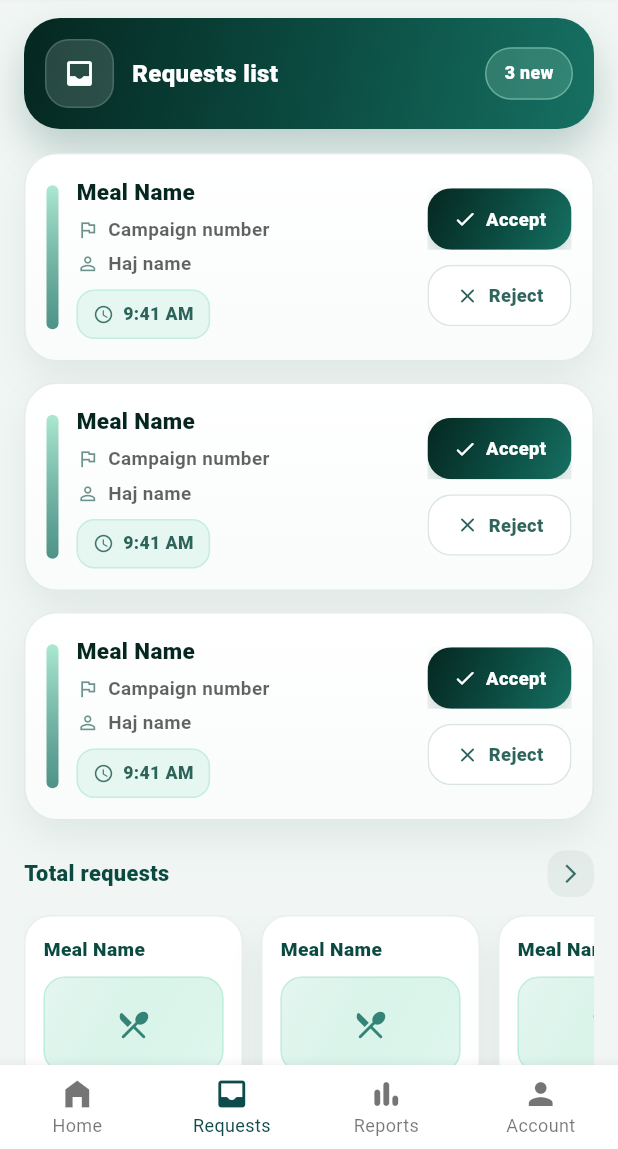
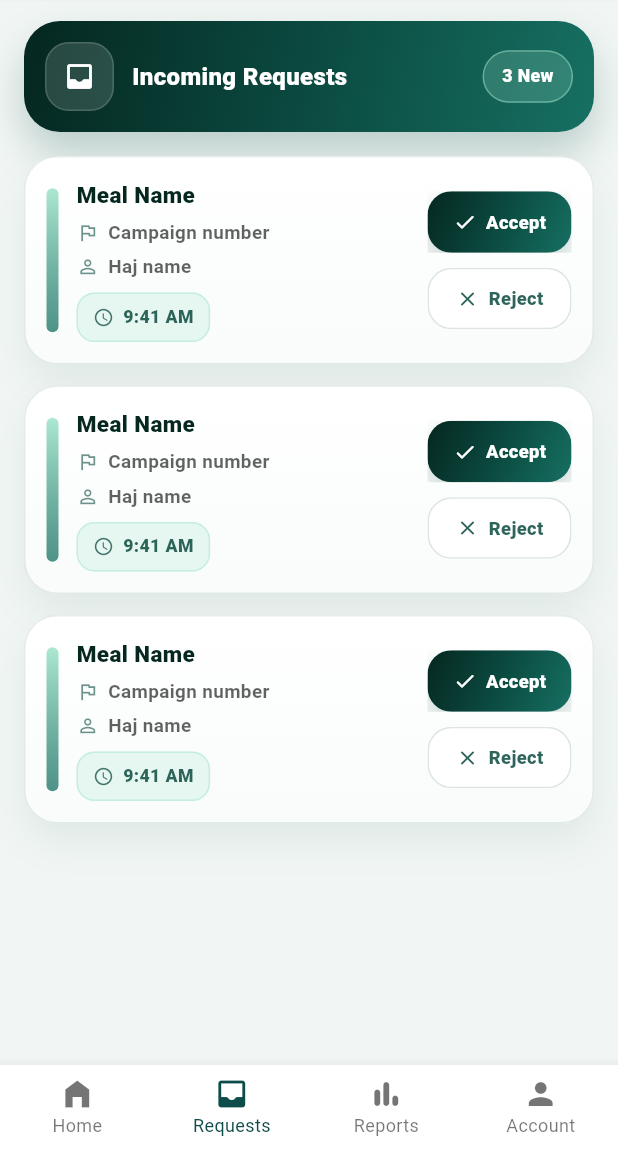
Before and after one commit to Raneem4792/Gradproject, a Flutter app: the IncomingMealRequestsPage screen opened directly, on a phone screen of 412 x 824 dp, the part 87-1236 px from its top. Run offline on Flutter 3.47's test engine with Material 3 defaults, Android fonts, the phone set to English and light mode, and no system bars; our stand-ins replace image_picker; accounts and stored records are empty.

Commit message:
incoming requests page updated

```diff
--- a/nu/lib/pages/incoming_meal_requests_page.dart
+++ b/nu/lib/pages/incoming_meal_requests_page.dart
@@ -3,8 +3,6 @@ import 'package:flutter/services.dart';
 import '../widgets/provider_bottom_nav.dart';
 import 'provider_home_screen.dart';
 import 'provider_dashboard_page.dart';
-import 'provider_notifications_page.dart';
-import 'provider_total_requests_page.dart';
 
 class IncomingMealRequestsPage extends StatefulWidget {
   static const String routeName = '/incoming-requests';
@@ -25,7 +23,6 @@ class _IncomingMealRequestsPageState extends State<IncomingMealRequestsPage> {
   static const Color primaryMid = Color(0xFF167062);
   static const Color mint = Color(0xFFA8E7CF);
   static const Color softMint = Color(0xFFE6F6F0);
-  static const Color gold = Color(0xFFF0E0C0);
 
   final List<_ReqModel> _requests = [
     _ReqModel(
@@ -47,13 +44,6 @@ class _IncomingMealRequestsPageState extends State<IncomingMealRequestsPage> {
       time: "9:41 AM",
     ),
   ];
-
-  void _openTotalRequestsPage() {
-    Navigator.push(
-      context,
-      MaterialPageRoute(builder: (_) => const ProviderTotalRequestsPage()),
-    );
-  }
 
   void _handleBack() {
     if (Navigator.canPop(context)) {
@@ -86,6 +76,18 @@ class _IncomingMealRequestsPageState extends State<IncomingMealRequestsPage> {
     }
   }
 
+  void _acceptRequest(int index) {
+    ScaffoldMessenger.of(
+      context,
+    ).showSnackBar(const SnackBar(content: Text('Request accepted')));
+  }
+
+  void _rejectRequest(int index) {
+    ScaffoldMessenger.of(
+      context,
+    ).showSnackBar(const SnackBar(content: Text('Request rejected')));
+  }
+
   @override
   Widget build(BuildContext context) {
     return Scaffold(
@@ -94,52 +96,29 @@ class _IncomingMealRequestsPageState extends State<IncomingMealRequestsPage> {
       body: SafeArea(
         top: false,
         child: SingleChildScrollView(
-          padding: const EdgeInsets.fromLTRB(16, 12, 16, 22),
+          padding: const EdgeInsets.fromLTRB(16, 14, 16, 22),
           child: Column(
             crossAxisAlignment: CrossAxisAlignment.start,
             children: [
               _RequestsHeaderCard(
-                title: "Requests list",
-                badgeText: "${_requests.length} new",
+                title: "Incoming Requests",
+                badgeText: "${_requests.length} New",
               ),
               const SizedBox(height: 16),
-              ListView.separated(
-                itemCount: _requests.length,
-                shrinkWrap: true,
-                physics: const NeverScrollableScrollPhysics(),
-                separatorBuilder: (_, __) => const SizedBox(height: 14),
-                itemBuilder: (context, i) {
-                  final r = _requests[i];
-                  return _IncomingRequestCardGreen(
-                    mealName: r.mealName,
-                    campaignNo: r.campaignNo,
-                    hajName: r.hajName,
-                    time: r.time,
-                    onAccept: () => HapticFeedback.selectionClick(),
-                    onReject: () => HapticFeedback.selectionClick(),
-                  );
-                },
-              ),
-              const SizedBox(height: 20),
-              _SectionHeaderRow(
-                title: "Total requests",
-                onTapArrow: _openTotalRequestsPage,
-              ),
-              const SizedBox(height: 12),
-              SizedBox(
-                height: 156,
-                child: ListView.separated(
-                  scrollDirection: Axis.horizontal,
-                  itemCount: 3,
-                  separatorBuilder: (_, __) => const SizedBox(width: 12),
-                  itemBuilder: (context, index) {
-                    return const _TotalRequestBoxGreen(
-                      mealName: "Meal Name",
-                      pieces: "NO of requests",
-                    );
-                  },
-                ),
-              ),
+              ...List.generate(_requests.length, (index) {
+                final req = _requests[index];
+                return Padding(
+                  padding: const EdgeInsets.only(bottom: 14),
+                  child: _IncomingRequestCardGreen(
+                    mealName: req.mealName,
+                    campaignNo: req.campaignNo,
+                    hajName: req.hajName,
+                    time: req.time,
+                    onAccept: () => _acceptRequest(index),
+                    onReject: () => _rejectRequest(index),
+                  ),
+                );
+              }),
             ],
           ),
         ),
@@ -523,128 +502,6 @@ class _ActionButton extends StatelessWidget {
   }
 }
 
-/// =======================
-/// Total requests header row
-/// =======================
-class _SectionHeaderRow extends StatelessWidget {
-  final String title;
-  final VoidCallback onTapArrow;
-
-  const _SectionHeaderRow({required this.title, required this.onTapArrow});
-
-  static const Color primary = Color(0xFF0B4A40);
-
-  @override
-  Widget build(BuildContext context) {
-    return Row(
-      children: [
-        Text(
-          title,
-          style: const TextStyle(
-            fontSize: 14.5,
-            fontWeight: FontWeight.w900,
-            color: primary,
-          ),
-        ),
-        const Spacer(),
-        InkWell(
-          onTap: onTapArrow,
-          borderRadius: BorderRadius.circular(12),
-          child: Container(
-            padding: const EdgeInsets.all(8),
-            decoration: BoxDecoration(
-              color: primary.withOpacity(0.06),
-              borderRadius: BorderRadius.circular(12),
-            ),
-            child: Icon(
-              Icons.arrow_forward_ios,
-              size: 15,
-              color: primary.withOpacity(0.78),
-            ),
-          ),
-        ),
-      ],
-    );
-  }
-}
-
-/// =======================
-/// Total request box
-/// =======================
-class _TotalRequestBoxGreen extends StatelessWidget {
-  final String mealName;
-  final String pieces;
-
-  const _TotalRequestBoxGreen({required this.mealName, required this.pieces});
-
-  static const Color primary = Color(0xFF0B4A40);
-  static const Color primaryMid = Color(0xFF167062);
-  static const Color mint = Color(0xFFA8E7CF);
-  static const Color softMint = Color(0xFFE6F6F0);
-
-  @override
-  Widget build(BuildContext context) {
-    return Container(
-      width: 146,
-      padding: const EdgeInsets.all(12),
-      decoration: BoxDecoration(
-        color: Colors.white,
-        borderRadius: BorderRadius.circular(18),
-        border: Border.all(color: primary.withOpacity(0.09)),
-        boxShadow: [
-          BoxShadow(
-            blurRadius: 18,
-            offset: const Offset(0, 10),
-            color: primary.withOpacity(0.08),
-          ),
-        ],
-      ),
-      child: Column(
-        crossAxisAlignment: CrossAxisAlignment.start,
-        children: [
-          Text(
-            mealName,
-            style: const TextStyle(
-              fontSize: 12.8,
-              fontWeight: FontWeight.w900,
-              color: primary,
-            ),
-          ),
-          const SizedBox(height: 10),
-          Container(
-            height: 64,
-            decoration: BoxDecoration(
-              gradient: LinearGradient(
-                begin: Alignment.topLeft,
-                end: Alignment.bottomRight,
-                colors: [softMint, mint.withOpacity(0.34)],
-              ),
-              borderRadius: BorderRadius.circular(14),
-              border: Border.all(color: mint.withOpacity(0.58)),
-            ),
-            child: Center(
-              child: Icon(
-                Icons.restaurant_menu_rounded,
-                color: primaryMid.withOpacity(0.85),
-                size: 24,
-              ),
-            ),
-          ),
-          const SizedBox(height: 10),
-          Text(
-            pieces,
-            style: TextStyle(
-              fontSize: 11.6,
-              fontWeight: FontWeight.w700,
-              color: Colors.black.withOpacity(0.60),
-            ),
-          ),
-        ],
-      ),
-    );
-  }
-}
-
 class _ReqModel {
   final String mealName;
   final String campaignNo;
```
Also changed, not shown: nu/lib/pages/provider_total_requests_page.dart (deleted, +0 -338 lines).
